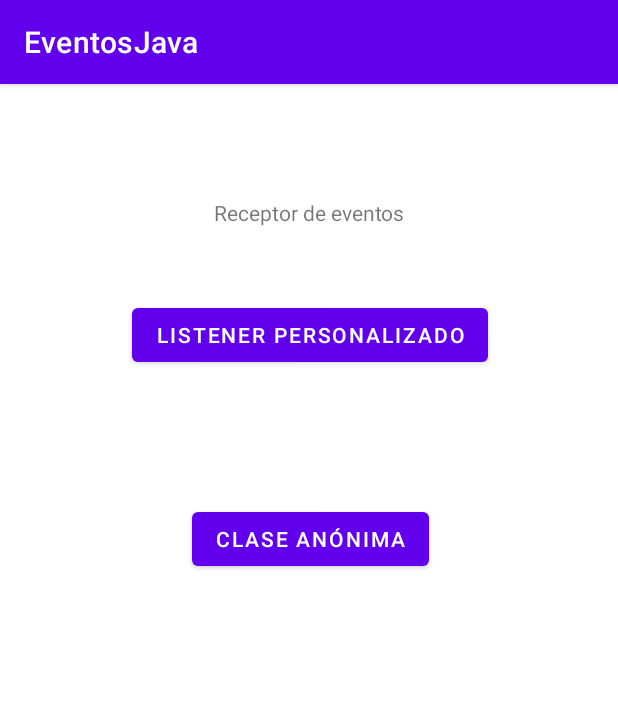
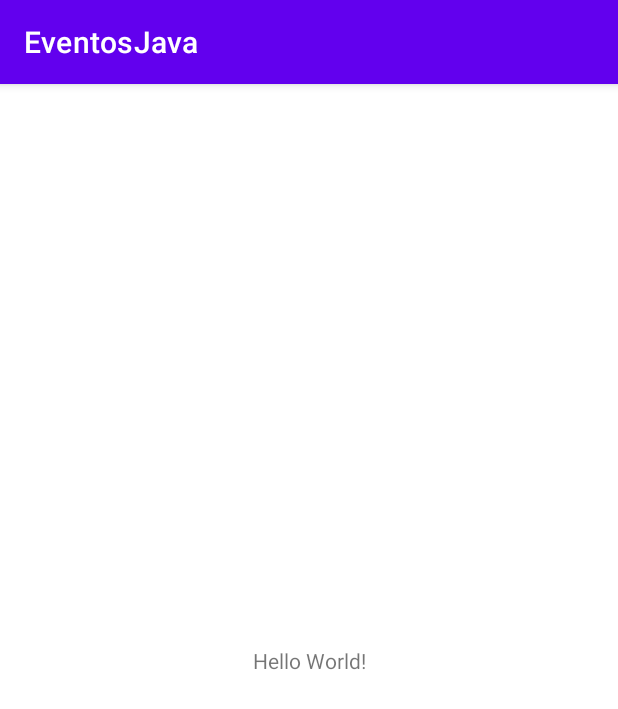
Before and after one commit to avidaldo/android-eventos-java, an Android app: the screen it shows after launch (MainActivity), on a phone screen of 412 x 824 dp. Shown: the top 709 px of the screen. Run offline under Robolectric (Android 15) with nearby library versions, the phone set to English and light mode, and no system bars.

Commit message:
variante con un listener personalizado en clase separada

```diff
--- a/EventosJava/app/src/main/java/com/example/eventosjava/MainActivity.java
+++ b/EventosJava/app/src/main/java/com/example/eventosjava/MainActivity.java
@@ -3,9 +3,7 @@ package com.example.eventosjava;
 import androidx.appcompat.app.AppCompatActivity;
 
 import android.os.Bundle;
-import android.view.View;
-import android.widget.Button;
-import android.widget.Toast;
+import android.widget.TextView;
 
 public class MainActivity extends AppCompatActivity {
 
@@ -14,41 +12,16 @@ public class MainActivity extends AppCompatActivity {
         super.onCreate(savedInstanceState);
         setContentView(R.layout.activity_main);
 
-        /***************************************************************************************
-         * 2. Creación de clase que implemente el listener (es raro hacerlo así,
-         * solo tendría sentido si ese listener se reutilizase.
-         */
-        Button button1 = findViewById(R.id.button1); // Busca objeto con id "button1" en clase R, autogenerada a partir de los xml
-        // se asigna al boton un escuchador de tipo OnClickListener; un objeto que indica qué hacer cuando se hace click en el botón
-        button1.setOnClickListener(new MyOnClickListener()); // Asignamos un objeto OnClickListener
+        // variable que referencia al objeto con id "textView" autogenerado desde el layout
+        TextView tv = findViewById(R.id.textView);
+        // La clase R contiene los identificadores de todos los objetos autoenerados
+
+        // se asigna un escuchador OnClickListener; objeto que indica qué hacer ante un click en la vista
+        tv.setOnClickListener(new MyOnClickListener()); // Se asigna un objeto de la clase MyOnClickListener
+
+        // De este modo, el objeto tv tiene como atributo un objeto Listener que tiene el método
+        // onClick al que se llamará cuando suceda el evento.
 
 
-        /***************************************************************************************
-         * 3. Implementación usando una clase anónima.
-         */
-        Button button2 = findViewById(R.id.button2);
-        // El escuchador se instancia (new) a partir de una clase anónima
-        button2.setOnClickListener(  // instanciamos un objeto que implementa el interfaz escuchador OnClickListener
-                new View.OnClickListener() { // Implementando directamente los métodos que exige este interfaz:
-                    @Override  // Se sobreescribe el método onClick del escuchador
-                    public void onClick(View v) { // el método recibe como parámetro la View sobre la que se hizo el click (el botón)
-                        Toast.makeText(MainActivity.this, R.string.o3_clase_anonima, Toast.LENGTH_SHORT).show();
-                        // El contexto ya no puede ser this, ya que estamos en la clase anónima
-                    }
-                }
-        );
-
     }
-
-    /** 1. Receptor de eventos. Se considera una mala práctica
-     * Método asociado al TextView a través del atributo android:onClick */
-    public void click1(View view) { // el método recibe como parámetro la View sobre la que se hizo el click (el botón)
-        Toast.makeText(this, "Receptor de eventos", Toast.LENGTH_SHORT).show();
-
-        /* El contexto es this, ya que al pertenecer el método click1 a la Activity, el objeto de la actividad es el contexto
-        AppCompatActivity hereda de Activity, que a su vez hereda de Context. Por tanto, toda activity es un contexto válido.
-        */
-    }
-
-
 }
--- a/EventosJava/app/src/main/java/com/example/eventosjava/MyOnClickListener.java
+++ b/EventosJava/app/src/main/java/com/example/eventosjava/MyOnClickListener.java
@@ -16,7 +16,6 @@ public class MyOnClickListener implements View.OnClickListener {
     @Override
     public void onClick(View v) {
         Toast.makeText(v.getContext(), R.string.o2_clase_listener, Toast.LENGTH_SHORT).show();
-        //Toast.makeText(v.getParent(), R.string.o2_clase_listener, Toast.LENGTH_SHORT).show();
 
         /* El contexto es el de la actividad, hay que recuperarlo a través de la vista desde
         la que se hace el click. */
--- a/EventosJava/app/src/main/res/layout/activity_main.xml
+++ b/EventosJava/app/src/main/res/layout/activity_main.xml
@@ -6,41 +6,17 @@
     android:layout_height="match_parent"
     tools:context=".MainActivity">
 
-    <!-- TextView con receptor de eventos declarado con atributo android:onClick
-    (Cualquier view puede asociarse con un evento onClick, aunque lo normal es usar botones) -->
+    <!-- Ahora es necesario que el TextView tenga un id para
+    poder localizarlo desde el código de la activity. -->
 
     <TextView
-        android:onClick="click1"
-        android:text="@string/o1_receptor_de_eventos"
-
         android:id="@+id/textView"
         android:layout_width="wrap_content"
         android:layout_height="wrap_content"
-        android:layout_marginTop="76dp"
+        android:text="Hello World!"
+        app:layout_constraintBottom_toBottomOf="parent"
         app:layout_constraintLeft_toLeftOf="parent"
         app:layout_constraintRight_toRightOf="parent"
         app:layout_constraintTop_toTopOf="parent" />
 
-    <Button
-        android:id="@+id/button1"
-        android:text="@string/o2_clase_listener"
-
-        android:layout_width="wrap_content"
-        android:layout_height="wrap_content"
-        android:layout_marginTop="48dp"
-        app:layout_constraintEnd_toEndOf="@+id/textView"
-        app:layout_constraintStart_toStartOf="@+id/textView"
-        app:layout_constraintTop_toBottomOf="@+id/textView" />
-
-    <Button
-        android:id="@+id/button2"
-        android:text="@string/o3_clase_anonima"
-
-        android:layout_width="wrap_content"
-        android:layout_height="wrap_content"
-        android:layout_marginTop="88dp"
-        app:layout_constraintEnd_toEndOf="@+id/button1"
-        app:layout_constraintStart_toStartOf="@+id/button1"
-        app:layout_constraintTop_toBottomOf="@+id/button1" />
-
 </androidx.constraintlayout.widget.ConstraintLayout>
```
